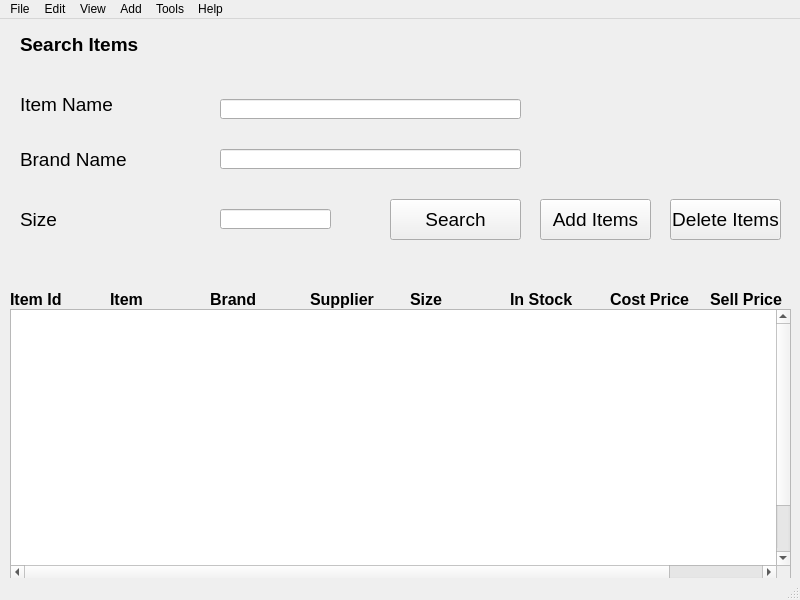
This is UI/mainPage.ui in malisaroj/proj001 as Qt 5 draws it before an edit. The edited form follows.
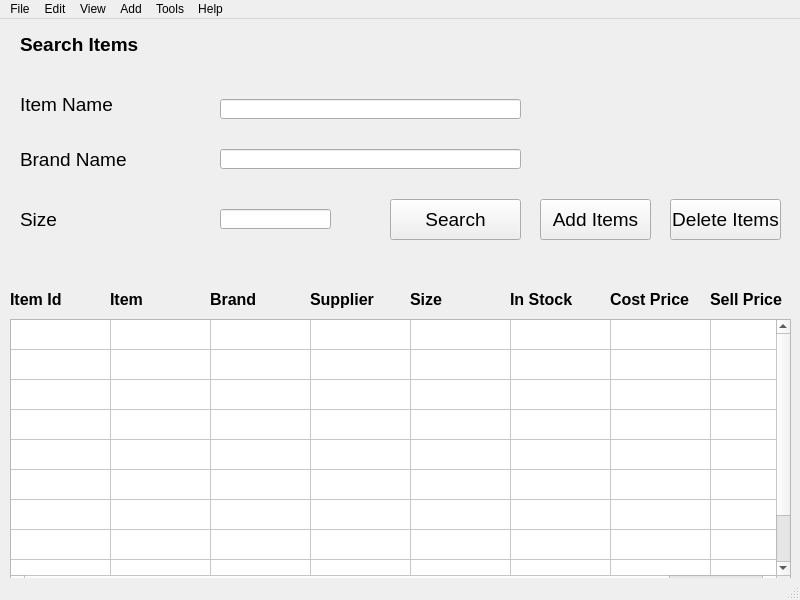
This is the edited form.

```diff
--- a/UI/mainPage.ui
+++ b/UI/mainPage.ui
@@ -139,82 +139,6 @@
      </rect>
     </property>
    </widget>
-   <widget class="QTableWidget" name="tableWidget">
-    <property name="enabled">
-     <bool>true</bool>
-    </property>
-    <property name="geometry">
-     <rect>
-      <x>10</x>
-      <y>290</y>
-      <width>781</width>
-      <height>271</height>
-     </rect>
-    </property>
-    <property name="autoFillBackground">
-     <bool>false</bool>
-    </property>
-    <property name="showGrid">
-     <bool>false</bool>
-    </property>
-    <property name="sortingEnabled">
-     <bool>false</bool>
-    </property>
-    <property name="wordWrap">
-     <bool>true</bool>
-    </property>
-    <property name="cornerButtonEnabled">
-     <bool>true</bool>
-    </property>
-    <property name="rowCount">
-     <number>10</number>
-    </property>
-    <property name="columnCount">
-     <number>8</number>
-    </property>
-    <attribute name="horizontalHeaderVisible">
-     <bool>false</bool>
-    </attribute>
-    <attribute name="horizontalHeaderCascadingSectionResizes">
-     <bool>true</bool>
-    </attribute>
-    <attribute name="horizontalHeaderHighlightSections">
-     <bool>false</bool>
-    </attribute>
-    <attribute name="horizontalHeaderShowSortIndicator" stdset="0">
-     <bool>false</bool>
-    </attribute>
-    <attribute name="horizontalHeaderStretchLastSection">
-     <bool>false</bool>
-    </attribute>
-    <attribute name="verticalHeaderVisible">
-     <bool>false</bool>
-    </attribute>
-    <attribute name="verticalHeaderHighlightSections">
-     <bool>false</bool>
-    </attribute>
-    <attribute name="verticalHeaderShowSortIndicator" stdset="0">
-     <bool>false</bool>
-    </attribute>
-    <row/>
-    <row/>
-    <row/>
-    <row/>
-    <row/>
-    <row/>
-    <row/>
-    <row/>
-    <row/>
-    <row/>
-    <column/>
-    <column/>
-    <column/>
-    <column/>
-    <column/>
-    <column/>
-    <column/>
-    <column/>
-   </widget>
    <widget class="QPushButton" name="pushButton_2">
     <property name="geometry">
      <rect>
@@ -411,6 +335,49 @@
      <string>Sell Price</string>
     </property>
    </widget>
+   <widget class="QTableWidget" name="tableWidget">
+    <property name="geometry">
+     <rect>
+      <x>10</x>
+      <y>300</y>
+      <width>781</width>
+      <height>271</height>
+     </rect>
+    </property>
+    <property name="rowCount">
+     <number>10</number>
+    </property>
+    <property name="columnCount">
+     <number>8</number>
+    </property>
+    <attribute name="horizontalHeaderVisible">
+     <bool>false</bool>
+    </attribute>
+    <attribute name="horizontalHeaderHighlightSections">
+     <bool>true</bool>
+    </attribute>
+    <attribute name="verticalHeaderVisible">
+     <bool>false</bool>
+    </attribute>
+    <row/>
+    <row/>
+    <row/>
+    <row/>
+    <row/>
+    <row/>
+    <row/>
+    <row/>
+    <row/>
+    <row/>
+    <column/>
+    <column/>
+    <column/>
+    <column/>
+    <column/>
+    <column/>
+    <column/>
+    <column/>
+   </widget>
   </widget>
   <widget class="QMenuBar" name="menubar">
    <property name="geometry">
```
